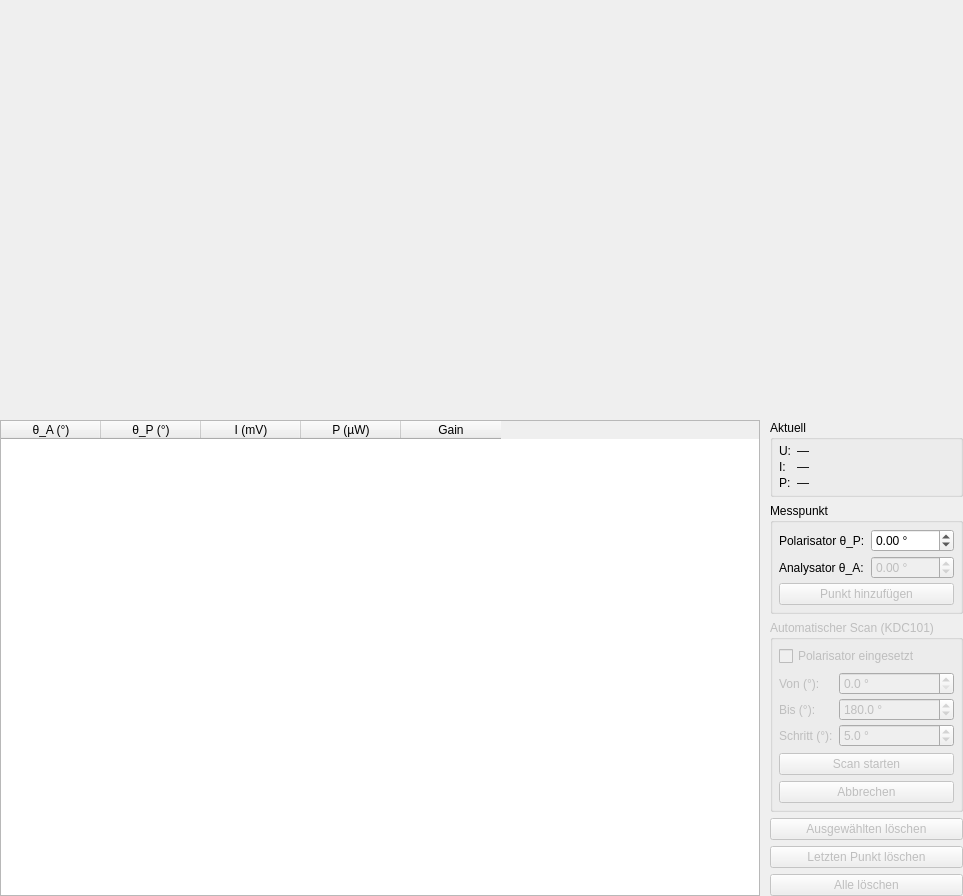
The window that polarisation_ui/pyqt/malus_tab.ui (cckssr/polarisation-ui) describes before a commit, drawn with Qt 5.
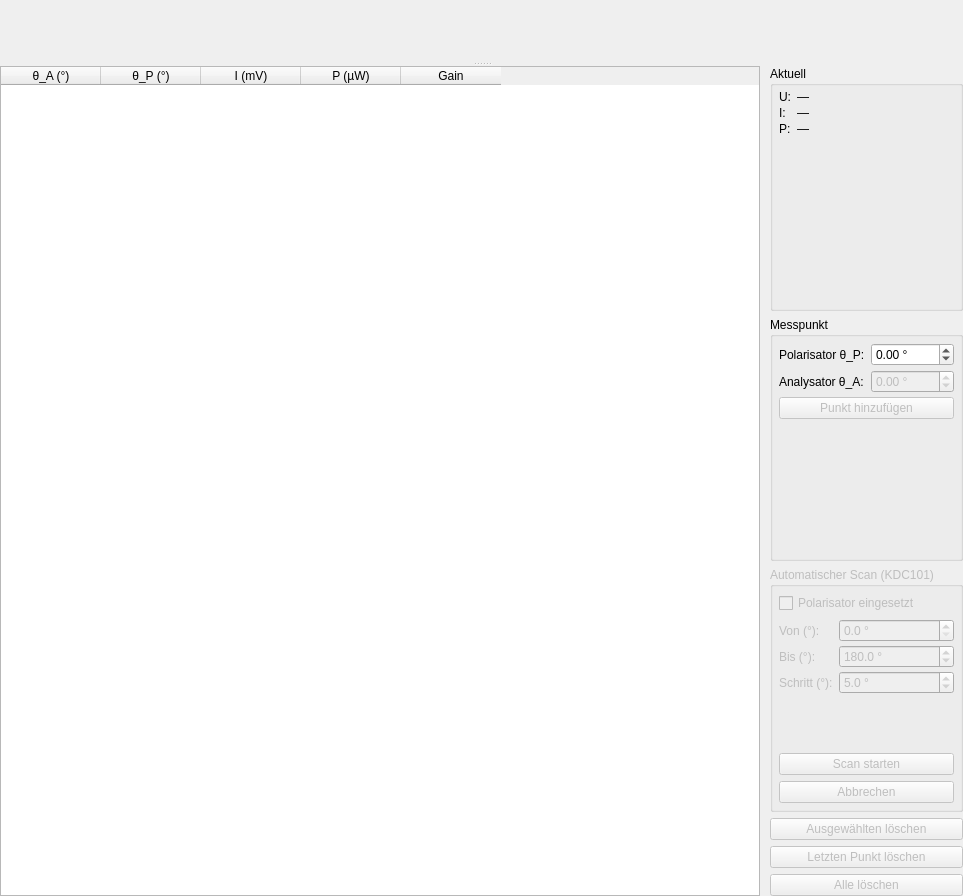
The same window after the commit. Custom widgets are drawn as their Qt base class.

Commit message:
format: Refactor MalusTab UI layout to use QSplitter for better organization
- Introduced QSplitter to separate the Malus curve plot and points table.
- Moved pointsTable and various buttons into a horizontal layout within the splitter.
- Adjusted the layout structure to improve visual hierarchy and responsiveness.
- Ensured that all components are properly nested within the new layout structure.

```diff
--- a/polarisation_ui/pyqt/malus_tab.ui
+++ b/polarisation_ui/pyqt/malus_tab.ui
@@ -10,7 +10,7 @@
     <height>896</height>
    </rect>
   </property>
-  <layout class="QGridLayout" name="gridLayout" rowstretch="2,1" columnstretch="2,0">
+  <layout class="QGridLayout" name="gridLayout">
    <property name="leftMargin">
     <number>0</number>
    </property>
@@ -23,7 +23,15 @@
    <property name="bottomMargin">
     <number>0</number>
    </property>
-   <item row="1" column="0">
+   <item row="0" column="0">
+    <widget class="QSplitter" name="splitter">
+     <property name="orientation">
+      <enum>Qt::Orientation::Vertical</enum>
+     </property>
+     <widget class="MalusCurvePlot" name="malusCurvePlot" native="true"/>
+     <widget class="QWidget" name="horizontalLayoutWidget">
+      <layout class="QHBoxLayout" name="horizontalLayout_2" stretch="1,0">
+       <item>
     <widget class="QTableWidget" name="pointsTable">
      <property name="minimumSize">
       <size>
@@ -70,7 +78,7 @@
      </column>
     </widget>
    </item>
-   <item row="1" column="1">
+       <item>
     <layout class="QVBoxLayout" name="rightLayout">
      <property name="spacing">
       <number>6</number>
@@ -455,8 +463,9 @@
      </item>
     </layout>
    </item>
-   <item row="0" column="0" colspan="2">
-    <widget class="MalusCurvePlot" name="malusCurvePlot" native="true"/>
+      </layout>
+     </widget>
+    </widget>
    </item>
   </layout>
  </widget>
```
Lines whose indentation alone changed are shown as unchanged. The commit also changes 5 other files.
